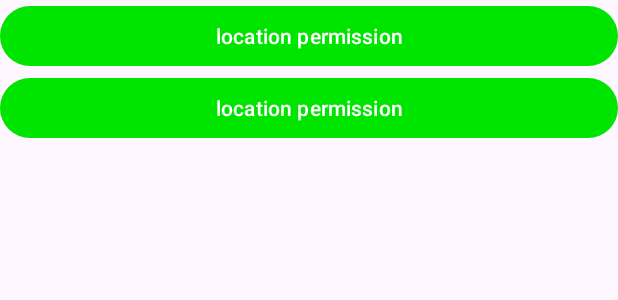
After one commit to Moutamid/LetsWanderApp, an Android app: the layout activity_permissions.xml on its own in the app's theme, with its tools: preview values and no code run, on a phone screen of 412 x 824 dp. The commit adds this screen. Shown: the top 300 px of the screen. Run offline under Robolectric (Android 15) with nearby library versions, the phone set to English and light mode, and no system bars.

Commit message:
added PermissionsActivity.java

```diff
--- a/app/src/main/java/com/moutamid/letswander/GeofenceBroadcastReceiver.java
+++ b/app/src/main/java/com/moutamid/letswander/GeofenceBroadcastReceiver.java
@@ -12,6 +12,7 @@ import com.moutamid.letswander.activities.MapsActivity;
 import com.moutamid.letswander.helper.NotificationHelper;
 
 import java.util.List;
+import java.util.Objects;
 
 public class GeofenceBroadcastReceiver extends BroadcastReceiver {
 
@@ -27,10 +28,10 @@ public class GeofenceBroadcastReceiver extends BroadcastReceiver {
 
         GeofencingEvent geofencingEvent = GeofencingEvent.fromIntent(intent);
 
-        if (geofencingEvent.hasError()) {
+        /*if (Objects.requireNonNull(geofencingEvent).hasError()) {
             Log.d(TAG, "onReceive: Error receiving geofence event...");
             return;
-        }
+        }*/
 
         List<Geofence> geofenceList = geofencingEvent.getTriggeringGeofences();
         for (Geofence geofence: geofenceList) {
--- a/app/src/main/java/com/moutamid/letswander/activities/SplashActivity.java
+++ b/app/src/main/java/com/moutamid/letswander/activities/SplashActivity.java
@@ -22,6 +22,7 @@ public class SplashActivity extends AppCompatActivity {
         // Hide the status bar for a fullscreen splash screen
         requestWindowFeature(Window.FEATURE_NO_TITLE);
         getWindow().setFlags(WindowManager.LayoutParams.FLAG_FULLSCREEN, WindowManager.LayoutParams.FLAG_FULLSCREEN);
+//        getWindow().setFlags(WindowManager.LayoutParams.FLAG_FULLSCREEN, WindowManager.LayoutParams.FLAG_FULLSCREEN);
 
         setContentView(R.layout.activity_splash);
 
--- a/app/src/main/java/com/moutamid/letswander/helper/NotificationHelper.java
+++ b/app/src/main/java/com/moutamid/letswander/helper/NotificationHelper.java
@@ -47,7 +47,7 @@ public class NotificationHelper extends ContextWrapper {
     public void sendHighPriorityNotification(String title, String body, Class activityName) {
 
         Intent intent = new Intent(this, activityName);
-        PendingIntent pendingIntent = PendingIntent.getActivity(this, 267, intent, PendingIntent.FLAG_UPDATE_CURRENT);
+        PendingIntent pendingIntent = PendingIntent.getActivity(this, 267, intent, PendingIntent.FLAG_IMMUTABLE);
 
         Notification notification = new NotificationCompat.Builder(this, CHANNEL_ID)
 //                .setContentTitle(title)
--- a/app/src/main/java/com/moutamid/letswander/service/GeofenceHelper.java
+++ b/app/src/main/java/com/moutamid/letswander/service/GeofenceHelper.java
@@ -43,7 +43,7 @@ public class GeofenceHelper extends ContextWrapper {
             return pendingIntent;
         }
         Intent intent = new Intent(this, GeofenceBroadcastReceiver.class);
-        pendingIntent = PendingIntent.getBroadcast(this, 2607, intent, PendingIntent.FLAG_UPDATE_CURRENT);
+        pendingIntent = PendingIntent.getBroadcast(this, 2607, intent, PendingIntent.FLAG_IMMUTABLE);
 
         return pendingIntent;
     }
--- /dev/null
+++ b/app/src/main/res/layout/activity_permissions.xml
@@ -0,0 +1,20 @@
+<?xml version="1.0" encoding="utf-8"?>
+<LinearLayout xmlns:android="http://schemas.android.com/apk/res/android"
+    android:layout_width="match_parent"
+    android:orientation="vertical"
+    android:layout_height="match_parent">
+
+    <Button
+        android:layout_width="match_parent"
+        android:layout_height="wrap_content"
+        android:id="@+id/locationBtn"
+        android:text="location permission"/>
+
+    <Button
+        android:layout_width="match_parent"
+        android:layout_height="wrap_content"
+        android:id="@+id/backgroundBtn"
+        android:text="location permission"/>
+
+
+</LinearLayout>
```
Also changed, not shown: app/src/main/AndroidManifest.xml (+13 -5 lines), app/src/main/java/com/moutamid/letswander/activities/PermissionsActivity.java (added, +84 -0 lines).
